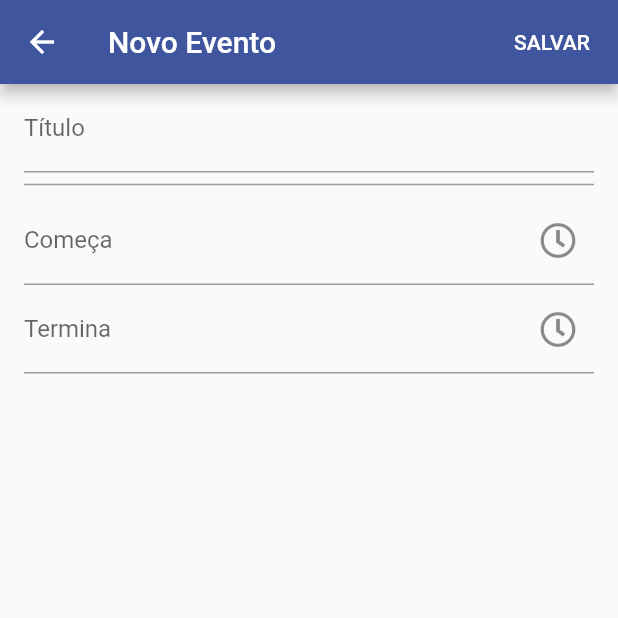
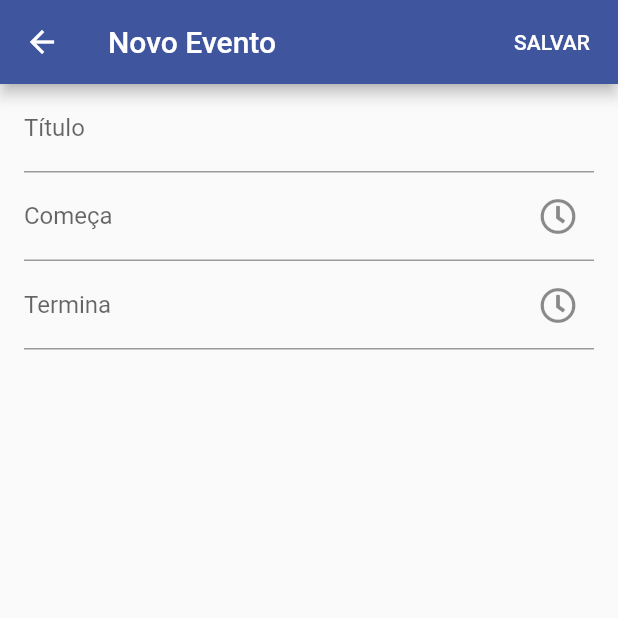
Before and after one commit to FeBaumgartel/TCC-APP, a Flutter app: the AgendaDia screen opened directly, after a tap on an icon or button, on a phone screen of 412 x 824 dp, the top half of it. Run offline on Flutter 3.47's test engine with Material 2 defaults, Android fonts, the phone set to English and light mode, and no system bars; drawn by our look-alikes of overlay_support; our stand-ins replace date_format, flutter_datetime_picker, flutter_secure_storage, font_awesome_flutter, rxdart, sqflite and 1 more; missing offline and left inert: calendar_views, sticky_infinite_list; accounts and stored records are empty.

Commit message:
feat: crud basico agenda

```diff
--- a/lib/models/evento.dart
+++ b/lib/models/evento.dart
@@ -3,14 +3,14 @@ class Evento {
   int id;
   String nome;
   String dataInicio;
-  String dataFinal;
+  String dataFim;
   String data;
 
   Evento({
     this.id,
     this.nome,
     this.dataInicio,
-    this.dataFinal,
+    this.dataFim,
     this.data,
   });
 
@@ -19,8 +19,7 @@ class Evento {
       'id': id,
       'nome': nome,
       'data_inicio': dataInicio,
-      'data_final': dataFinal,
-      'data': data,
+      'data_fim': dataFim,
     };
   }
 
@@ -28,7 +27,7 @@ class Evento {
     id = map['id'];
     nome = map['nome'];
     dataInicio = map['data_inicio'];
-    dataFinal = map['data_final'];
+    dataFim = map['data_fim'];
     data = map['data'];
   }
 }
--- a/lib/providers/screens/agenda/cadastrar-editar/cadastrar-editar.dart
+++ b/lib/providers/screens/agenda/cadastrar-editar/cadastrar-editar.dart
@@ -1,3 +1,4 @@
+import 'dart:io';
 
 import 'package:flutter/material.dart';
 import 'package:font_awesome_flutter/font_awesome_flutter.dart';
@@ -5,14 +6,13 @@ import 'package:intl/intl.dart';
 import 'package:tcc_app/helpers/date-helper.dart';
 import 'package:tcc_app/models/evento.dart';
 import 'package:tcc_app/models/usuario.dart';
+import 'package:tcc_app/screens/agenda/cadastrar-editar/widgets/loading.dart';
 import 'package:tcc_app/services/dao/eventos.dart';
-import 'package:tcc_app/services/dao/grupos_eventos.dart';
 import 'package:tcc_app/services/sessao.dart';
 
 class CadastrarEditarProvider extends ChangeNotifier {
   final BuildContext context;
 
-  GruposEventosService _usuariosAgendaService = new GruposEventosService();
   EventosService _eventosService = new EventosService();
 
   final GlobalKey<FormState> formKey = GlobalKey<FormState>();
@@ -21,42 +21,33 @@ class CadastrarEditarProvider extends ChangeNotifier {
   Evento eventoParam;
   Evento evento;
   String dropdownValue;
-  String tipoVisita = 'Visita de vendas';
   bool checkbox = false;
   bool checkboxEdit = false;
   bool autoValidate = false;
   DateTime minDate;
-  DateTime minDateRecore;
-  int opcaoRecorrente = 0;
-  String recorrentePeriodo = 'dia(s)';
-  int opcaoLembrete = 1;
-  int recorrente = 0;
-  int tipo;
-  DateTime dataInicial;
-  DateTime dataFinal;
-  List<int> datas =[];
-  int tiposVisita = 1;
+  DateTime dataInicio;
+  DateTime dataFim;
+  List<int> datas = List();
   bool enabled = true;
   bool enabledDatetime = true;
   String titulo = 'Editar Evento';
-  List<int> usersId = [];
+  List<int> usersId = List<int>();
   bool init = true;
   Usuario userAtual = Usuario();
 
-  TextEditingController controllerDataInicial;
-  TextEditingController controllerDataFinal;
+  TextEditingController controllerDataInicio;
+  TextEditingController controllerDataFim;
   TextEditingController controllerTitulo;
 
   CadastrarEditarProvider(this.context, this.eventoParam, this.atendimento) {
     if (eventoParam.id == null) {
       init = false;
       titulo = 'Novo Evento';
-      controllerDataInicial = new TextEditingController(text: '');
-      controllerDataFinal = new TextEditingController(text: '');
+      usersId = [];
+      controllerDataInicio = new TextEditingController(text: '');
+      controllerDataFim = new TextEditingController(text: '');
       controllerTitulo = new TextEditingController(text: '');
     }
-    dropdownValue = atendimento ? 'Visita ao cliente' : 'Compromisso';
-    tipo = atendimento ? 2 : 1;
     _build();
   }
 
@@ -68,11 +59,13 @@ class CadastrarEditarProvider extends ChangeNotifier {
       : Evento();
     notifyListeners();
   }
+
+
   renderExcluir() {
     if (eventoParam.id != null) {
       return FloatingActionButton(
         onPressed: () {
-          _excluirEventos(evento.id);
+            _excluirEventos(evento.id);
         },
         child: Icon(FontAwesomeIcons.trashAlt),
         backgroundColor: Theme.of(context).primaryColor,
@@ -92,15 +85,15 @@ class CadastrarEditarProvider extends ChangeNotifier {
   }
 
   void carregaDadosEvento() {
-    dataInicial = DateTime.parse(evento.dataInicio);
-    dataFinal = DateTime.parse(evento.dataFinal);
-    minDate = dataFinal;
-    datas = DateHelper.separaData(dataInicial);
-    controllerDataInicial = new TextEditingController(
+    dataInicio = DateTime.parse(evento.dataInicio);
+    dataFim = DateTime.parse(evento.dataFim);
+    minDate = dataFim;
+    datas = DateHelper.separaData(dataInicio);
+    controllerDataInicio = new TextEditingController(
         text:
-            DateFormat("dd 'de' MMMM',' y HH:mm", "pt_BR").format(dataInicial));
-    controllerDataFinal = new TextEditingController(
-        text: DateFormat("dd 'de' MMMM',' y HH:mm", "pt_BR").format(dataFinal));
+            DateFormat("dd 'de' MMMM',' y HH:mm", "pt_BR").format(dataInicio));
+    controllerDataFim = new TextEditingController(
+        text: DateFormat("dd 'de' MMMM',' y HH:mm", "pt_BR").format(dataFim));
     controllerTitulo = new TextEditingController(text: evento.nome);
   }
 
@@ -108,8 +101,8 @@ class CadastrarEditarProvider extends ChangeNotifier {
     Evento _evento = Evento();
     if (formKey.currentState.validate()) {
       _evento.nome = controllerTitulo.text;
-      _evento.dataInicio = (dataInicial.toString()).split('.000')[0];
-      _evento.dataFinal = (dataFinal.toString()).split('.000')[0];
+      _evento.dataInicio = (dataInicio.toString()).split('.000')[0];
+      _evento.dataFim = (dataFim.toString()).split('.000')[0];
 
       var res;
       if (evento.id == null) {
--- a/lib/screens/agenda/cadastrar-editar/cadastrar-editar.dart
+++ b/lib/screens/agenda/cadastrar-editar/cadastrar-editar.dart
@@ -13,7 +13,7 @@ class CadastrarEditarEvento extends StatelessWidget {
     return ChangeNotifierProvider<CadastrarEditarProvider>(
       create: (context) => CadastrarEditarProvider(context, eventoParam, atendimento),
       child:
-          Consumer<CadastrarEditarProvider>(builder: (context, model, widget) {
+        Consumer<CadastrarEditarProvider>(builder: (context, model, widget) {
         return Scaffold(
           appBar: AppBar(
             actions: <Widget>[
--- a/lib/screens/agenda/cadastrar-editar/widgets/layout.dart
+++ b/lib/screens/agenda/cadastrar-editar/widgets/layout.dart
@@ -18,9 +18,9 @@ class LayoutFormulario extends StatelessWidget {
           child: ListView(
             padding: const EdgeInsets.symmetric(horizontal: 16.0),
             children: <Widget>[
-              Container(child: _renderWidget(model.dropdownValue, context)),
-              _renderDataInicial(),
-              _renderDataFinal(),
+              _renderTitulo(),
+              _renderDataInicio(),
+              _renderDataFim(),
               Padding(
                 padding: EdgeInsets.only(bottom: 65),
               ),
@@ -31,68 +31,10 @@ class LayoutFormulario extends StatelessWidget {
     });
   }
 
-  _renderWidget(String _dropdownValue, BuildContext context) {
-    if (_dropdownValue == 'Compromisso') {
-      return Column(
-        children: <Widget>[
-          _renderTitulo(),
-          Divider(
-            color: Colors.grey,
-            thickness: 1,
-          ),
-        ],
-      );
-    } else if (_dropdownValue == 'Visita ao cliente' ||
-        _dropdownValue == 'Visita do cliente') {
-      return Consumer<CadastrarEditarProvider>(
-          builder: (context, model, widget) {
-        return Column(
-          children: <Widget>[
-            _renderTitulo(),
-            Divider(
-              color: Colors.grey,
-              thickness: 1,
-            ),
-          ],
-        );
-      });
-    } else if (_dropdownValue == 'Reunião interna') {
-      return Column(
-        children: <Widget>[
-          _renderTitulo(),
-        ],
-      );
-    } else if (_dropdownValue == 'Lembretes') {
-      return Column(
-        crossAxisAlignment: CrossAxisAlignment.start,
-        children: <Widget>[
-          Divider(
-            color: Colors.grey,
-            thickness: 1,
-          ),
-          _renderTitulo(),
-        ],
-      );
-    } else if (_dropdownValue == 'Videoconferência') {
-      return Consumer<CadastrarEditarProvider>(
-          builder: (context, model, widget) {
-        return Column(
-          children: <Widget>[
-            _renderTitulo(),
-            Divider(
-              color: Colors.grey,
-              thickness: 1,
-            ),
-          ],
-        );
-      });
-    }
-  }
-
-  _renderDataInicial() {
+  _renderDataInicio() {
     return Consumer<CadastrarEditarProvider>(builder: (context, model, widget) {
       return TextFormField(
-        controller: model.controllerDataInicial,
+        controller: model.controllerDataInicio,
         readOnly: true,
         enabled: model.enabledDatetime,
         style: model.enabledDatetime
@@ -103,7 +45,7 @@ class LayoutFormulario extends StatelessWidget {
           suffixIcon: Icon(FontAwesomeIcons.clock),
         ),
         keyboardType: TextInputType.text,
-        validator: (str) => (model.controllerDataInicial.text == '')
+        validator: (str) => (model.controllerDataInicio.text == '')
             ? "O evento deve ter uma data inicial."
             : null,
         onTap: () {
@@ -112,12 +54,12 @@ class LayoutFormulario extends StatelessWidget {
               minTime: DateTime.now(), onConfirm: (date) {
             model.minDate = date.add(Duration(hours: 1));
             model.datas = DateHelper.separaData(date);
-            model.dataInicial = date;
+            model.dataInicio = date;
 
-            model.dataFinal = model.minDate;
-            model.controllerDataInicial.text =
+            model.dataFim = model.minDate;
+            model.controllerDataInicio.text =
                 new DateFormat("dd 'de' MMMM',' y HH:mm", "pt_BR").format(date);
-            model.controllerDataFinal.text =
+            model.controllerDataFim.text =
                 DateFormat("dd 'de' MMMM',' y HH:mm", "pt_BR")
                     .format(model.minDate);
           }, currentTime: DateTime.now(), locale: LocaleType.pt);
@@ -127,10 +69,10 @@ class LayoutFormulario extends StatelessWidget {
     });
   }
 
-  _renderDataFinal() {
+  _renderDataFim() {
     return Consumer<CadastrarEditarProvider>(builder: (context, model, widget) {
       return TextFormField(
-        controller: model.controllerDataFinal,
+        controller: model.controllerDataFim,
         readOnly: true,
         enabled: model.enabledDatetime,
         style: model.enabledDatetime
@@ -140,7 +82,7 @@ class LayoutFormulario extends StatelessWidget {
           labelText: 'Termina',
           suffixIcon: Icon(FontAwesomeIcons.clock),
         ),
-        validator: (str) => (model.controllerDataFinal.text == '')
+        validator: (str) => (model.controllerDataFim.text == '')
             ? "O evento deve ter uma data final."
             : null,
         keyboardType: TextInputType.text,
@@ -151,9 +93,9 @@ class LayoutFormulario extends StatelessWidget {
                   model.datas[3], model.datas[4]), onConfirm: (date) {
             var time =
                 new DateFormat("dd 'de' MMMM',' y HH:mm", "pt_BR").format(date);
-            model.dataFinal = date;
-            model.controllerDataFinal.text = time;
-          }, currentTime: model.dataFinal, locale: LocaleType.pt);
+            model.dataFim = date;
+            model.controllerDataFim.text = time;
+          }, currentTime: model.dataFim, locale: LocaleType.pt);
           model.refresh();
         },
       );
--- a/lib/screens/agenda/widgets/agenda-dia/card-evento.dart
+++ b/lib/screens/agenda/widgets/agenda-dia/card-evento.dart
@@ -25,7 +25,7 @@ class CardEvento extends StatelessWidget {
           padding: MediaQuery.of(context).size.width <= 360
               ? EdgeInsets.all(0.3)
               : EdgeInsets.all(0.5),
-          color: Color(0xFF825EE4).withOpacity(0.16),
+          color: Color(0xFF3F559E).withOpacity(0.16),
           child: Text("${event.nome}", style: TextStyle(color: Colors.white)),
         ),
       );
--- a/lib/screens/agenda/widgets/agenda-mes/lista-eventos.dart
+++ b/lib/screens/agenda/widgets/agenda-mes/lista-eventos.dart
@@ -14,7 +14,7 @@ class ListaEventos extends StatelessWidget {
         children: eventos[selectedDay]
             .map((eventos) => Container(
                 decoration: BoxDecoration(
-                  color: Color(0xFF825EE4).withOpacity(0.16),
+                  color: Color(0xFF3F559E).withOpacity(0.16),
                   borderRadius: BorderRadius.circular(12.0),
                 ),
                 margin:
--- a/lib/screens/agenda/widgets/agenda-semana/card-evento.dart
+++ b/lib/screens/agenda/widgets/agenda-semana/card-evento.dart
@@ -26,7 +26,7 @@ class CardEvento extends StatelessWidget {
           padding: MediaQuery.of(context).size.width <= 360
               ? EdgeInsets.all(0.3)
               : EdgeInsets.all(0.5),
-          color: Color(0xFF825EE4).withOpacity(0.16),
+          color: Color(0xFF3F559E).withOpacity(0.16),
           child: Text("${event.nome}", style: TextStyle(color: Colors.white)),
         ),
       );
--- a/lib/screens/agenda/widgets/agenda/card-evento.dart
+++ b/lib/screens/agenda/widgets/agenda/card-evento.dart
@@ -29,7 +29,7 @@ class CardEvento extends StatelessWidget {
         child: Container(
           decoration: BoxDecoration(
             borderRadius: BorderRadius.circular(10),
-            color: Color(0xFF825EE4).withOpacity(0.26),
+            color: Color(0xFF3F559E).withOpacity(0.26),
           ),
           margin: settings.contentMargin,
           padding: EdgeInsets.all(16),
--- a/pubspec.yaml
+++ b/pubspec.yaml
@@ -44,6 +44,7 @@ dependencies:
   date_utils: ^0.1.0+3
   dio: ^3.0.9
   overlay_support: ^1.0.3
+  package_info: ^0.4.0+18
 
   flutter_localizations:
     sdk: flutter
```
Also changed, not shown: lib/components/app-bar.dart (+0 -43 lines), lib/models/item-pesquisa.dart (deleted, +0 -9 lines), lib/providers/screens/agenda/agenda-dia.dart (+4 -4 lines), lib/providers/screens/agenda/agenda-semana.dart (+4 -4 lines), lib/sql.dart (+9 -9 lines), assets/images/logo.png, pubspec.lock.
